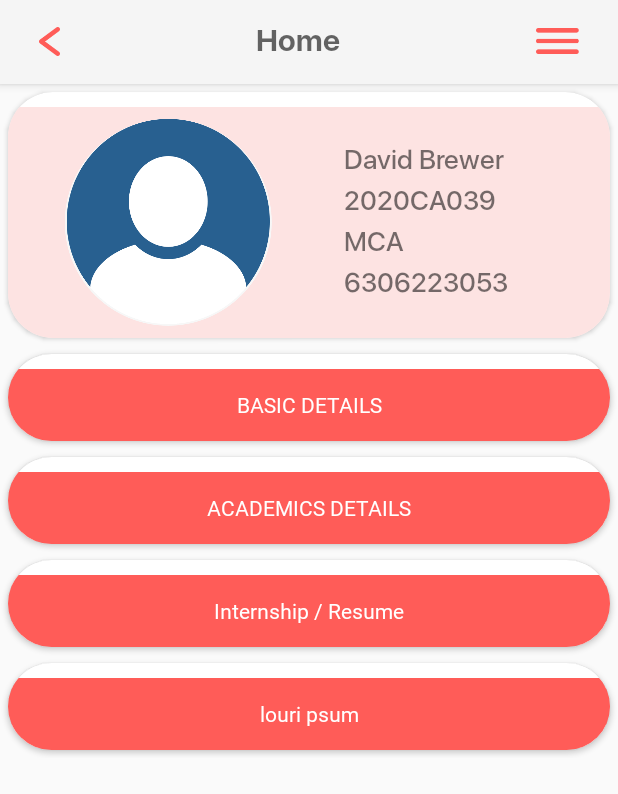
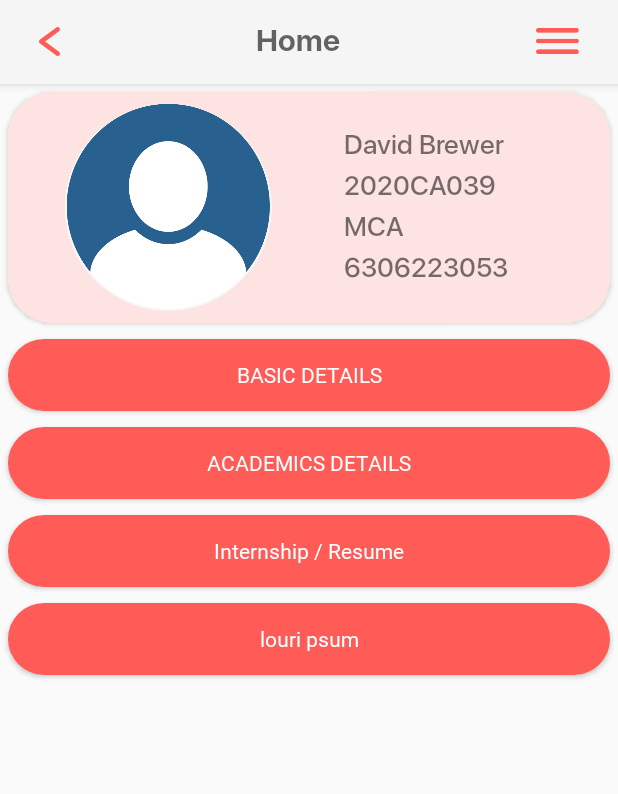
Before and after one commit to mayank-365/placeable_final, an Android app: the profile screen opened directly, with no data from a screen before it, on a phone screen of 412 x 824 dp. Shown: the top 794 px of the screen. Run offline under Robolectric (Android 15) with nearby library versions, the phone set to English and light mode, and no system bars.

Commit message:
cardview corrected

```diff
--- a/app/src/main/res/layout/fragment_student_profile.xml
+++ b/app/src/main/res/layout/fragment_student_profile.xml
@@ -24,7 +24,6 @@
                 android:id="@+id/profile_summary"
                 android:layout_width="match_parent"
                 android:layout_height="wrap_content"
-                android:layout_marginTop="10dp"
                 android:background="@color/light_orange"
                 android:orientation="horizontal"
                 android:padding="8dp"
@@ -80,42 +79,44 @@
             </androidx.cardview.widget.CardView>
 
             <androidx.cardview.widget.CardView
+                android:id="@+id/cardViewBasicDetails"
                 android:layout_width="match_parent"
                 android:layout_height="wrap_content"
                 android:layout_below="@+id/cardViewProfileStatus"
-                android:id="@+id/cardViewBasicDetails"
-                android:layout_margin="5dp"
-                app:cardCornerRadius="30dp"
+                android:layout_marginStart="5dp"
+                android:layout_marginTop="5dp"
+                android:layout_marginEnd="5dp"
+                android:layout_marginBottom="5dp"
                 android:outlineAmbientShadowColor="@color/black"
-                >
+                app:cardCornerRadius="30dp">
+
                 <LinearLayout
                     android:id="@+id/profile_basicdetails"
                     android:layout_width="match_parent"
                     android:layout_height="wrap_content"
-                android:layout_below="@+id/profile_summary"
-                android:layout_marginTop="10dp"
-                >
+                    android:layout_below="@+id/profile_summary">
+
                     <androidx.cardview.widget.CardView
                         android:id="@+id/profile_cardview"
                         android:layout_width="match_parent"
                         android:layout_height="wrap_content"
-                    android:background="@color/light_orange"
-                    >
+                        android:background="@color/light_orange">
+
                         <Button
                             android:id="@+id/Basic_details"
                             android:layout_width="match_parent"
                             android:layout_height="wrap_content"
                             android:background="@color/dark_orange"
+                            android:fontFamily="@font/sf_ui_semibold"
                             android:text="@string/profile_basic_details"
-                        android:textColor="@color/white"
-                        android:fontFamily="@font/sf_ui_semibold"/>
+                            android:textColor="@color/white" />
+
                         <androidx.constraintlayout.widget.ConstraintLayout
                             android:id="@+id/expandabletext"
-                        android:visibility="gone"
                             android:layout_width="match_parent"
                             android:layout_height="wrap_content"
                             android:orientation="vertical"
-                        >
+                            android:visibility="gone">
 
                             <TextView
                                 android:id="@+id/sample_Text1"
@@ -134,27 +135,28 @@
             </androidx.cardview.widget.CardView>
 
             <androidx.cardview.widget.CardView
+                android:id="@+id/cardViewAcademicDetails"
                 android:layout_width="match_parent"
                 android:layout_height="wrap_content"
-                android:id="@+id/cardViewAcademicDetails"
                 android:layout_below="@+id/cardViewBasicDetails"
-                android:layout_margin="5dp"
-                app:cardCornerRadius="30dp"
+                android:layout_marginStart="5dp"
+                android:layout_marginTop="5dp"
+                android:layout_marginEnd="5dp"
+                android:layout_marginBottom="5dp"
                 android:outlineAmbientShadowColor="@color/black"
-                >
+                app:cardCornerRadius="30dp">
+
                 <LinearLayout
                     android:id="@+id/lineaar_profilie_academics"
                     android:layout_width="match_parent"
                     android:layout_height="wrap_content"
-                android:layout_below="@+id/profile_basicdetails"
-                android:layout_marginTop="10dp"
-                >
+                    android:layout_below="@+id/profile_basicdetails">
+
                     <androidx.cardview.widget.CardView
                         android:id="@+id/profile_academics_cardview1"
                         android:layout_width="match_parent"
                         android:layout_height="wrap_content"
-                    android:background="@color/light_orange"
-                    >
+                        android:background="@color/light_orange">
 
                         <Button
                             android:id="@+id/profile_academics_details1"
@@ -167,11 +169,10 @@
 
                         <androidx.constraintlayout.widget.ConstraintLayout
                             android:id="@+id/expandabletext_academics1"
-                        android:visibility="gone"
                             android:layout_width="match_parent"
                             android:layout_height="wrap_content"
                             android:orientation="vertical"
-                        >
+                            android:visibility="gone">
 
                             <TextView
                                 android:id="@+id/sample_Text2"
@@ -191,43 +192,45 @@
             </androidx.cardview.widget.CardView>
 
             <androidx.cardview.widget.CardView
+                android:id="@+id/cardViewIntern"
                 android:layout_width="match_parent"
                 android:layout_height="wrap_content"
-                android:id="@+id/cardViewIntern"
                 android:layout_below="@+id/cardViewAcademicDetails"
-                android:layout_margin="5dp"
-                app:cardCornerRadius="30dp"
+                android:layout_marginStart="5dp"
+                android:layout_marginTop="5dp"
+                android:layout_marginEnd="5dp"
+                android:layout_marginBottom="5dp"
                 android:outlineAmbientShadowColor="@color/black"
-                >
+                app:cardCornerRadius="30dp">
+
                 <LinearLayout
                     android:id="@+id/lineaar_internship_details"
                     android:layout_width="match_parent"
                     android:layout_height="wrap_content"
-                android:layout_below="@+id/lineaar_profilie_academics"
-                android:layout_marginTop="10dp"
-                >
+                    android:layout_below="@+id/lineaar_profilie_academics">
+
                     <androidx.cardview.widget.CardView
                         android:id="@+id/profile_academics_cardview2"
                         android:layout_width="match_parent"
                         android:layout_height="wrap_content"
-                    android:background="@color/light_orange"
-                    >
+                        android:background="@color/light_orange">
+
                         <Button
                             android:id="@+id/profile_academics_details2"
                             android:layout_width="match_parent"
                             android:layout_height="wrap_content"
                             android:background="@color/dark_orange"
+                            android:fontFamily="@font/sf_ui_semibold"
                             android:text="Internship / Resume"
-                        android:textColor="@color/white"
                             android:textAllCaps="false"
-                        android:fontFamily="@font/sf_ui_semibold"/>
+                            android:textColor="@color/white" />
+
                         <androidx.constraintlayout.widget.ConstraintLayout
                             android:id="@+id/expandabletext_academics2"
-                        android:visibility="gone"
                             android:layout_width="match_parent"
                             android:layout_height="wrap_content"
                             android:orientation="vertical"
-                        >
+                            android:visibility="gone">
 
                             <TextView
                                 android:id="@+id/sample_Text3"
@@ -247,42 +250,44 @@
             </androidx.cardview.widget.CardView>
 
             <androidx.cardview.widget.CardView
+                android:id="@+id/cardViewLorem"
                 android:layout_width="match_parent"
                 android:layout_height="wrap_content"
-                android:id="@+id/cardViewLorem"
                 android:layout_below="@+id/cardViewIntern"
-                android:layout_margin="5dp"
-                app:cardCornerRadius="30dp"
+                android:layout_marginStart="5dp"
+                android:layout_marginTop="5dp"
+                android:layout_marginEnd="5dp"
+                android:layout_marginBottom="5dp"
                 android:outlineAmbientShadowColor="@color/black"
-                >
+                app:cardCornerRadius="30dp">
+
                 <LinearLayout
                     android:layout_width="match_parent"
                     android:layout_height="wrap_content"
-                android:layout_below="@+id/lineaar_internship_details"
-                android:layout_marginTop="10dp"
-                >
+                    android:layout_below="@+id/lineaar_internship_details">
+
                     <androidx.cardview.widget.CardView
                         android:id="@+id/profile_academics_cardview"
                         android:layout_width="match_parent"
                         android:layout_height="wrap_content"
-                    android:background="@color/light_orange"
-                    >
+                        android:background="@color/light_orange">
+
                         <Button
                             android:id="@+id/profile_academics_details"
                             android:layout_width="match_parent"
                             android:layout_height="wrap_content"
                             android:background="@color/dark_orange"
+                            android:fontFamily="@font/sf_ui_semibold"
                             android:text="louri psum"
-                        android:textColor="@color/white"
                             android:textAllCaps="false"
-                        android:fontFamily="@font/sf_ui_semibold"/>
+                            android:textColor="@color/white" />
+
                         <androidx.constraintlayout.widget.ConstraintLayout
                             android:id="@+id/expandabletext_academics"
-                        android:visibility="gone"
                             android:layout_width="match_parent"
                             android:layout_height="wrap_content"
                             android:orientation="vertical"
-                        >
+                            android:visibility="gone">
 
                             <TextView
                                 android:id="@+id/sample_Text"
--- a/app/src/main/res/layout/student_signin.xml
+++ b/app/src/main/res/layout/student_signin.xml
@@ -24,7 +24,8 @@
 
         android:layout_height="wrap_content"
         tools:layout_editor_absoluteX="0dp"
-        tools:layout_editor_absoluteY="665dp">
+        tools:layout_editor_absoluteY="665dp"
+        android:orientation="horizontal">
 
     </LinearLayout>
 
```
Also changed, not shown: app/src/main/java/com/example/placeable_final/MainActivity.java (+0 -14 lines), app/src/main/res/layout/fragment_main_fragment.xml (+16 -12 lines). Lines whose indentation alone changed are shown as unchanged.
